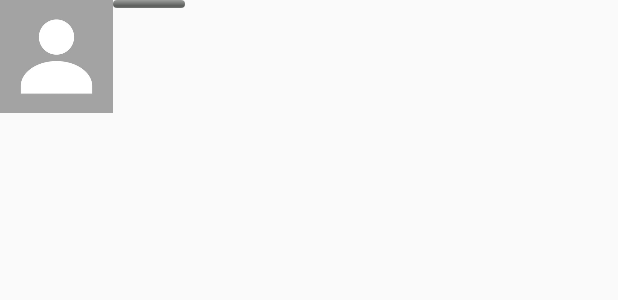
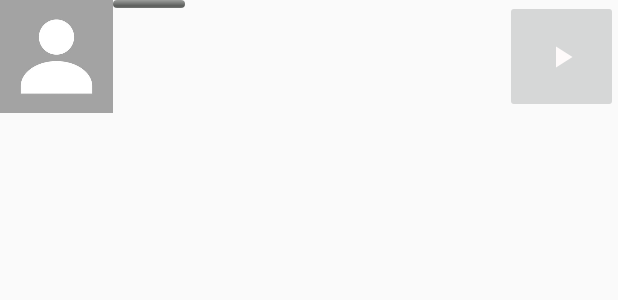
Before and after one commit to nguyenthanhhungdev/MyMusic, an Android app: the layout fragment_now_playing.xml on its own in the app's theme, with its tools: preview values and no code run, on a phone screen of 412 x 824 dp. Shown: the top 300 px of the screen. Run offline under Robolectric (Android 15) with nearby library versions, the phone set to English and light mode, and no system bars.

Commit message:
Add NowPlaying fragments

```diff
--- a/app/src/main/AndroidManifest.xml
+++ b/app/src/main/AndroidManifest.xml
@@ -19,10 +19,10 @@
         android:theme="@style/Theme.MyMusic"
         tools:targetApi="31">
         <activity
-            android:name=".PlayActivity"
+            android:name=".Activity.PlayActivity"
             android:exported="false" />
         <activity
-            android:name=".MainActivity"
+            android:name=".Activity.MainActivity"
             android:exported="true">
             <intent-filter>
                 <action android:name="android.intent.action.MAIN" />
--- a/app/src/main/java/com/example/mymusic/MusicAdapter.java
+++ b/app/src/main/java/com/example/mymusic/Adapter/MusicAdapter.java
@@ -1,4 +1,4 @@
-package com.example.mymusic;
+package com.example.mymusic.Adapter;
 
 import android.content.Context;
 import android.content.Intent;
@@ -14,6 +14,10 @@ import androidx.annotation.NonNull;
 import androidx.recyclerview.widget.RecyclerView;
 
 import com.bumptech.glide.Glide;
+import com.example.mymusic.Activity.PlayActivity;
+import com.example.mymusic.Holder.MyViewHolder;
+import com.example.mymusic.File.MusicFiles;
+import com.example.mymusic.R;
 
 import java.io.IOException;
 import java.util.ArrayList;
--- a/app/src/main/java/com/example/mymusic/ViewPaperAdapter.java
+++ b/app/src/main/java/com/example/mymusic/Adapter/ViewPaperAdapter.java
@@ -1,4 +1,4 @@
-package com.example.mymusic;
+package com.example.mymusic.Adapter;
 
 import androidx.annotation.NonNull;
 import androidx.annotation.Nullable;
--- a/app/src/main/java/com/example/mymusic/MusicFiles.java
+++ b/app/src/main/java/com/example/mymusic/File/MusicFiles.java
@@ -1,4 +1,4 @@
-package com.example.mymusic;
+package com.example.mymusic.File;
 
 public class MusicFiles {
     private String path;
--- a/app/src/main/java/com/example/mymusic/MyViewHolder.java
+++ b/app/src/main/java/com/example/mymusic/Holder/MyViewHolder.java
@@ -1,4 +1,4 @@
-package com.example.mymusic;
+package com.example.mymusic.Holder;
 
 import android.text.method.ScrollingMovementMethod;
 import android.view.View;
@@ -8,6 +8,8 @@ import android.widget.TextView;
 
 import androidx.annotation.NonNull;
 import androidx.recyclerview.widget.RecyclerView;
+
+import com.example.mymusic.R;
 
 // Tạo một đối tượng đề giữ các TextView và ImageView
 public class MyViewHolder extends RecyclerView.ViewHolder {
--- a/app/src/main/res/layout/activity_main.xml
+++ b/app/src/main/res/layout/activity_main.xml
@@ -4,7 +4,7 @@
     xmlns:tools="http://schemas.android.com/tools"
     android:layout_width="match_parent"
     android:layout_height="match_parent"
-    tools:context=".MainActivity"
+    tools:context=".Activity.MainActivity"
     android:background="@color/white"
     android:orientation="vertical"
     >
--- a/app/src/main/res/layout/activity_play.xml
+++ b/app/src/main/res/layout/activity_play.xml
@@ -7,7 +7,7 @@
     android:background="@color/DenTrongSuot"
     android:id="@+id/playActivity"
     android:orientation="vertical"
-    tools:context=".PlayActivity">
+    tools:context=".Activity.PlayActivity">
 
     <RelativeLayout
         android:layout_width="match_parent"
--- a/app/src/main/res/layout/fragment_now_playing.xml
+++ b/app/src/main/res/layout/fragment_now_playing.xml
@@ -1,5 +1,6 @@
 <?xml version="1.0" encoding="utf-8"?>
 <RelativeLayout xmlns:android="http://schemas.android.com/apk/res/android"
+    xmlns:app="http://schemas.android.com/apk/res-auto"
     android:layout_width="match_parent"
     android:layout_height="wrap_content">
 
@@ -7,7 +8,7 @@
         android:layout_width="75dp"
         android:layout_height="75dp"
         android:src="@drawable/img"
-        android:id="@+id/imageView"
+        android:id="@+id/imageViewPlaying"
         ></com.google.android.material.imageview.ShapeableImageView>
 
     <ProgressBar
@@ -15,13 +16,13 @@
         android:layout_width="wrap_content"
         android:layout_height="5dp"
         android:id="@+id/thanhProgress"
-        android:layout_toEndOf="@id/imageView"
+        android:layout_toEndOf="@id/imageViewPlaying"
         >
     </ProgressBar>
     <RelativeLayout
         android:layout_width="wrap_content"
         android:layout_height="wrap_content"
-        android:layout_toEndOf="@+id/imageView"
+        android:layout_toEndOf="@+id/imageViewPlaying"
         android:layout_below="@+id/thanhProgress"
         android:layout_marginTop="5dp"
         android:id="@+id/inforLayout"
@@ -29,14 +30,22 @@
         <TextView
             android:layout_width="100dp"
             android:layout_height="30dp"
-            android:id="@+id/songNameTextView"
+            android:id="@+id/songNamePlaying"
             ></TextView>
         <TextView
             android:layout_width="70dp"
             android:layout_height="30dp"
-            android:layout_below="@+id/songNameTextView"
+            android:layout_below="@+id/songNamePlaying"
             android:id="@+id/otherInforTextView"
             ></TextView>
     </RelativeLayout>
 
+    <ImageButton
+        android:id="@+id/imageButtonPlay"
+        android:layout_width="75dp"
+        android:layout_height="75dp"
+        app:srcCompat="@drawable/baseline_play_arrow"
+        android:layout_alignParentEnd="true"
+        />
+
 </RelativeLayout>
--- a/app/src/main/res/layout/fragment_songs.xml
+++ b/app/src/main/res/layout/fragment_songs.xml
@@ -3,7 +3,7 @@
     xmlns:tools="http://schemas.android.com/tools"
     android:layout_width="match_parent"
     android:layout_height="match_parent"
-    tools:context=".SongsFragment">
+    tools:context=".Fragment.SongsFragment">
 
     <androidx.recyclerview.widget.RecyclerView
         android:layout_width="match_parent"
```
Also changed, not shown: app/src/main/java/com/example/mymusic/Activity/MainActivity.java (renamed from app/src/main/java/com/example/mymusic/MainActivity.java, +7 -2 lines), app/src/main/java/com/example/mymusic/Activity/PlayActivity.java (renamed from app/src/main/java/com/example/mymusic/PlayActivity.java, +9 -8 lines), app/src/main/java/com/example/mymusic/Fragment/MySongFragment.java (renamed from app/src/main/java/com/example/mymusic/MySongFragment.java, +5 -2 lines), app/src/main/java/com/example/mymusic/Fragment/NowPlaying.java (added, +39 -0 lines), app/src/main/java/com/example/mymusic/Fragment/SongsFragment.java (renamed from app/src/main/java/com/example/mymusic/SongsFragment.java, +4 -4 lines), app/src/main/java/com/example/mymusic/Service/MusicService.java (+1 -6 lines).
